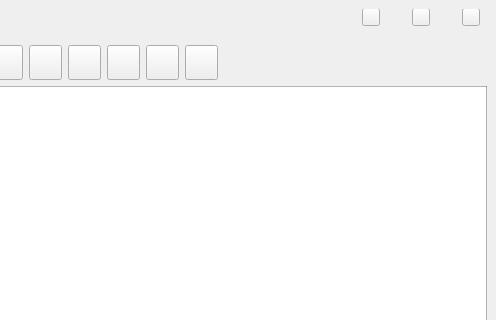
This is UI/MainGUI.ui in TianyouCheng/MiniGISApplication as Qt 5 draws it before an edit; both pictures show x 743 to 1239 and y 0 to 320 of the 1239 by 869 pixel window. The edited form follows.
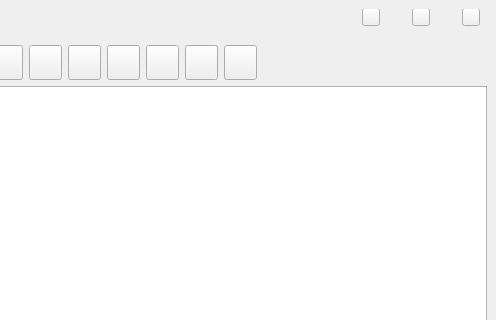
This is the edited form.

Commit message:
:balloon:  Chart
1. 完成了pyqt与JavaScript的链接
2. 待完成：前端表格切换动画
3. 待完成：前端选择属性项，呈现在表格中

```diff
--- a/UI/MainGUI.ui
+++ b/UI/MainGUI.ui
@@ -540,6 +540,25 @@
             </property>
            </widget>
           </item>
+          <item>
+           <widget class="QPushButton" name="tsButtonChart">
+            <property name="minimumSize">
+             <size>
+              <width>33</width>
+              <height>35</height>
+             </size>
+            </property>
+            <property name="maximumSize">
+             <size>
+              <width>33</width>
+              <height>35</height>
+             </size>
+            </property>
+            <property name="text">
+             <string/>
+            </property>
+           </widget>
+          </item>
           <item>
            <spacer name="horizontalSpacer">
             <property name="orientation">
```
The commit also changes 6 other files.
